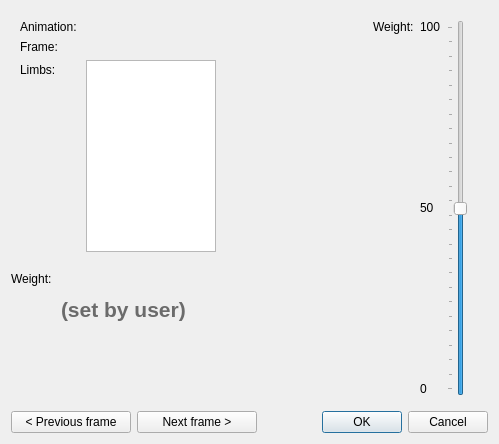
Old version of the form src/LimbsWeightDialog.ui in the repository tapple/animik.
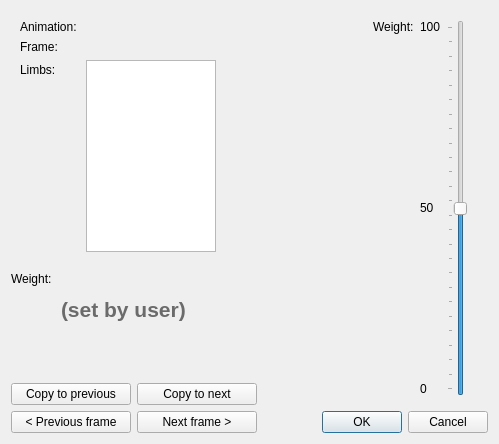
New version of the form.

The edit to the form file:
```diff
--- a/src/LimbsWeightDialog.ui
+++ b/src/LimbsWeightDialog.ui
@@ -167,7 +167,7 @@
      </layout>
     </widget>
    </item>
-   <item row="0" column="3" rowspan="4">
+   <item row="0" column="3" rowspan="5">
     <widget class="QWidget" name="widget_2" native="true">
      <property name="sizePolicy">
       <sizepolicy hsizetype="Fixed" vsizetype="Minimum">
@@ -404,6 +404,54 @@
      </property>
     </widget>
    </item>
+   <item row="4" column="0" colspan="2">
+    <widget class="QWidget" name="widget_4" native="true">
+     <layout class="QHBoxLayout" name="horizontalLayout_2">
+      <property name="margin">
+       <number>0</number>
+      </property>
+      <item>
+       <widget class="QPushButton" name="copyToPrevPushButton">
+        <property name="minimumSize">
+         <size>
+          <width>120</width>
+          <height>0</height>
+         </size>
+        </property>
+        <property name="text">
+         <string>Copy to previous</string>
+        </property>
+       </widget>
+      </item>
+      <item>
+       <widget class="QPushButton" name="copyToNextPushButton">
+        <property name="minimumSize">
+         <size>
+          <width>120</width>
+          <height>0</height>
+         </size>
+        </property>
+        <property name="text">
+         <string>Copy to next</string>
+        </property>
+       </widget>
+      </item>
+      <item>
+       <spacer name="horizontalSpacer_4">
+        <property name="orientation">
+         <enum>Qt::Horizontal</enum>
+        </property>
+        <property name="sizeHint" stdset="0">
+         <size>
+          <width>40</width>
+          <height>20</height>
+         </size>
+        </property>
+       </spacer>
+      </item>
+     </layout>
+    </widget>
+   </item>
   </layout>
  </widget>
  <resources/>
```
